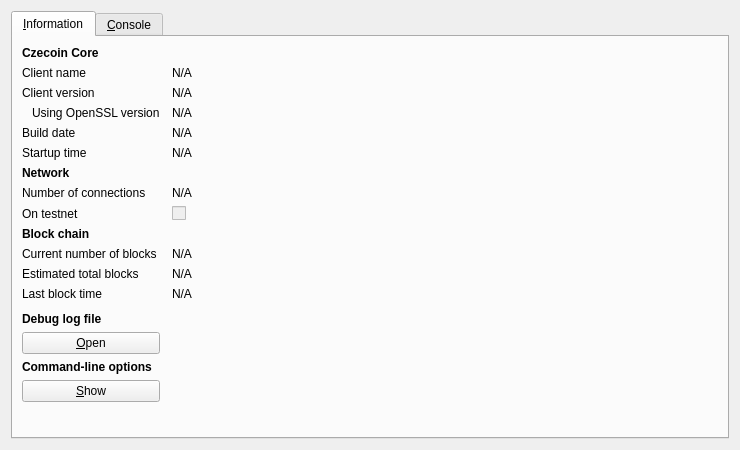
Before: the Qt Designer form src/qt/forms/rpcconsole.ui in pringers/Czecoin-master, drawn with Qt 5.
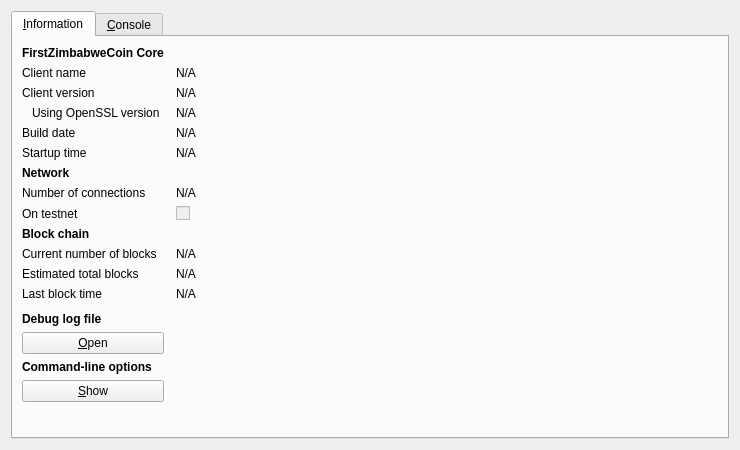
After: the same form once the commit is applied. Icons and pictures are not drawn.

Patch:
```diff
--- a/src/qt/forms/rpcconsole.ui
+++ b/src/qt/forms/rpcconsole.ui
@@ -36,7 +36,7 @@
           </font>
          </property>
          <property name="text">
-          <string>Czecoin Core</string>
+          <string>FirstZimbabweCoin Core</string>
          </property>
         </widget>
        </item>
```
Left out of the diff: 6 changed lines with no effect on the pictures.
